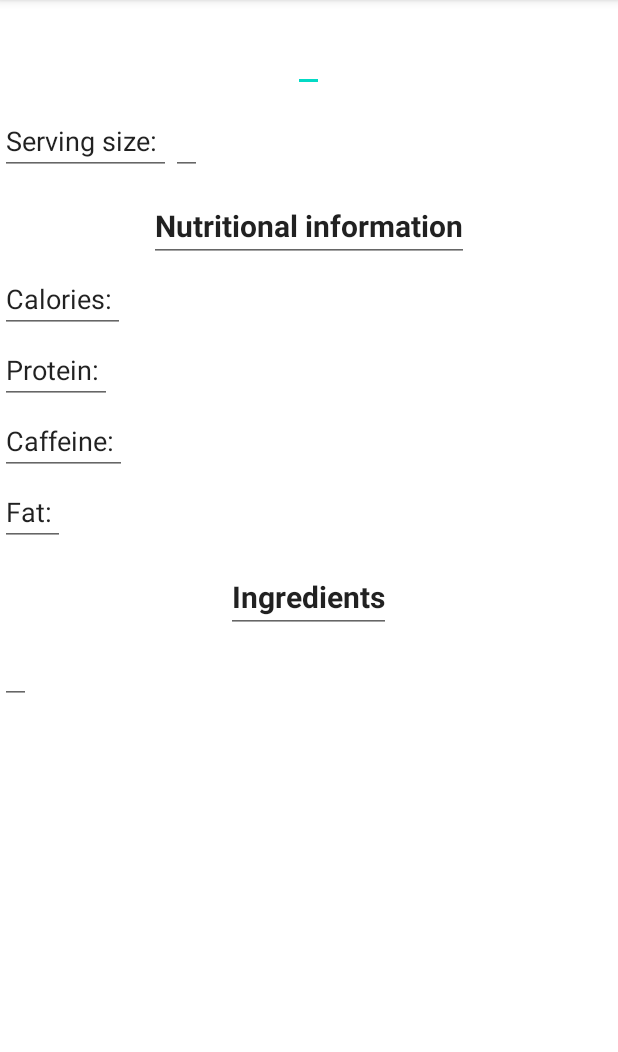
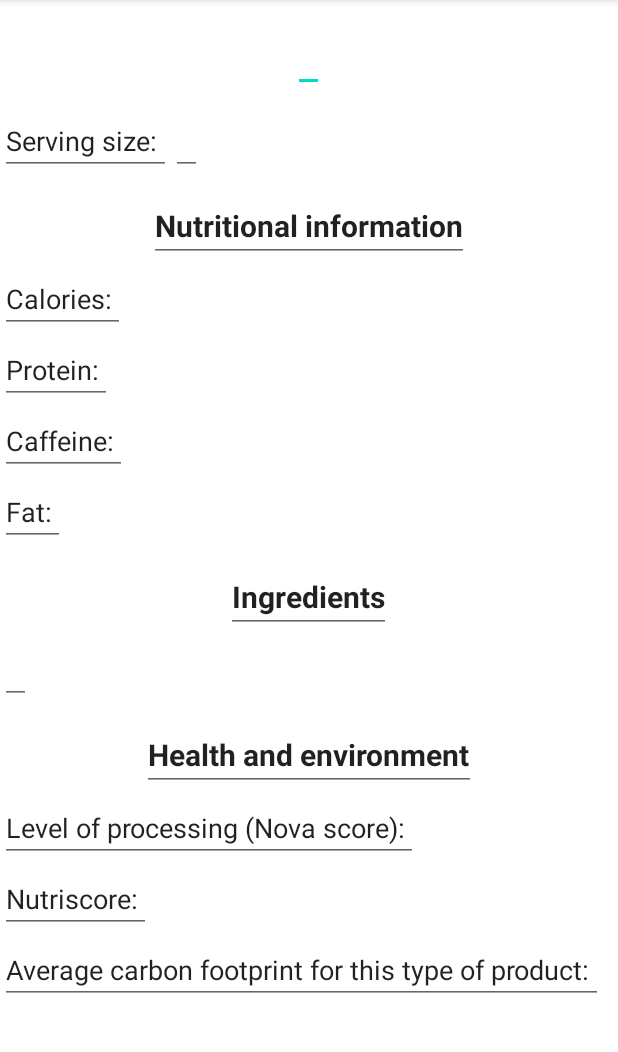
Before and after one commit to felipezxkq/Pudu, an Android app: the ProductActivity screen opened directly, with no data from a screen before it, on a phone screen of 412 x 824 dp, the part 84-1136 px from its top. Run offline under Robolectric (Android 15) with nearby library versions, the phone set to English and light mode, and no system bars.

Commit message:
Small code clean up

```diff
--- a/app/src/main/java/com/pudu/pudu2/ProductActivity.kt
+++ b/app/src/main/java/com/pudu/pudu2/ProductActivity.kt
@@ -3,10 +3,12 @@ package com.pudu.pudu2
 import android.content.Intent
 import androidx.appcompat.app.AppCompatActivity
 import android.os.Bundle
+import android.view.LayoutInflater
 import android.view.Menu
 import android.view.MenuItem
 import android.widget.EditText
 import androidx.appcompat.widget.Toolbar
+import kotlinx.android.synthetic.main.activity_product.*
 
 
 class ProductActivity : AppCompatActivity() {
@@ -18,6 +20,7 @@ class ProductActivity : AppCompatActivity() {
     private lateinit var fatText: EditText
     private lateinit var ingredientsListText: EditText
     var toolbar: Toolbar? = null
+
     override fun onCreate(savedInstanceState: Bundle?) {
         super.onCreate(savedInstanceState)
         setContentView(R.layout.activity_product)
@@ -37,6 +40,8 @@ class ProductActivity : AppCompatActivity() {
         caloriesText = findViewById<EditText>(R.id.textCalories)
         if(intent.getStringExtra("energy-kcal_100g") != null){
             caloriesText.setText("Calories: "+intent.getStringExtra("energy-kcal_100g") + "kcal")
+        }else{
+
         }
 
         proteinText = findViewById<EditText>(R.id.textProtein)
@@ -57,6 +62,16 @@ class ProductActivity : AppCompatActivity() {
         ingredientsListText = findViewById<EditText>(R.id.textIngredientsList)
         if(intent.getStringExtra("ingredients_text")!= null){
             ingredientsListText.setText(intent.getStringExtra("ingredients_text"))
+        }
+
+        val inflater:LayoutInflater = layoutInflater
+        //inflater.inflate(R.layout.te, nutritional_info)
+        val list = listOf( listOf("Processing level: ", intent.getStringExtra("nova_group"), ""),
+            listOf("Vitamin A: ", intent.getStringExtra("vitamin-a_100g"), "g"))
+        for(element in list){
+            if(intent.getStringExtra(element[0])!=null){
+
+            }
         }
 
     }
--- a/app/src/main/res/layout/activity_product.xml
+++ b/app/src/main/res/layout/activity_product.xml
@@ -1,10 +1,14 @@
 <?xml version="1.0" encoding="utf-8"?>
+<ScrollView xmlns:android="http://schemas.android.com/apk/res/android"
+    android:layout_width="match_parent"
+    android:layout_height="match_parent">
 <LinearLayout xmlns:android="http://schemas.android.com/apk/res/android"
     xmlns:app="http://schemas.android.com/apk/res-auto"
     xmlns:tools="http://schemas.android.com/tools"
     android:layout_width="match_parent"
     android:layout_height="match_parent"
     android:orientation="vertical"
+    android:scrollbars="vertical"
     tools:context=".ProductActivity">
 
     <androidx.appcompat.widget.Toolbar
@@ -58,6 +62,7 @@
         >
     </EditText>
     <LinearLayout
+        android:id="@+id/nutritional_info"
         android:orientation="vertical"
         android:layout_width="match_parent"
         android:layout_height="wrap_content"
@@ -111,6 +116,7 @@
         android:layout_marginTop="10dp"
         >
     </EditText>
+
     <EditText
         android:id="@+id/textIngredientsList"
         android:layout_width="wrap_content"
@@ -121,5 +127,44 @@
         >
     </EditText>
 
+    <EditText
+        android:layout_width="wrap_content"
+        android:layout_height="wrap_content"
+        android:textSize="20dp"
+        android:text="Health and environment"
+        android:textStyle="bold"
+        android:layout_gravity="center"
+        android:layout_marginTop="10dp"
+        >
+    </EditText>
+
+    <EditText
+        android:id="@+id/novaGroup"
+        android:layout_width="wrap_content"
+        android:layout_height="wrap_content"
+        android:textSize="18dp"
+        android:text="Level of processing (Nova score): "
+        android:layout_marginTop="2dp"
+        >
+    </EditText>
+    <EditText
+        android:id="@+id/nutraScore"
+        android:layout_width="wrap_content"
+        android:layout_height="wrap_content"
+        android:textSize="18dp"
+        android:text="Nutriscore: "
+        android:layout_marginTop="2dp"
+        >
+    </EditText>
+    <EditText
+        android:id="@+id/carbonFootprint"
+        android:layout_width="wrap_content"
+        android:layout_height="wrap_content"
+        android:textSize="18dp"
+        android:text="Average carbon footprint for this type of product: "
+        android:layout_marginTop="2dp"
+        >
+    </EditText>
 
 </LinearLayout>
+</ScrollView>
```
Also changed, not shown: app/src/main/java/com/pudu/pudu2/SearchActivity.kt (+11 -27 lines), app/src/main/java/com/pudu/pudu2/SearchListAdapter.kt (+11 -26 lines).
